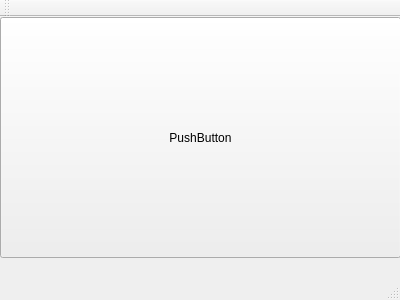
First picture: the form in CommAudio/mainwindow.ui, repository jerrybeanman/CommAudio, before the edit.
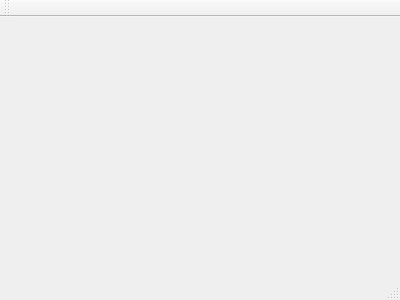
Second picture: the form after the edit.

Diff of the .ui file:
```diff
--- a/CommAudio/mainwindow.ui
+++ b/CommAudio/mainwindow.ui
@@ -13,21 +13,7 @@
   <property name="windowTitle">
    <string>MainWindow</string>
   </property>
-  <widget class="QWidget" name="centralWidget">
-   <widget class="QPushButton" name="pushButton">
-    <property name="geometry">
-     <rect>
-      <x>0</x>
-      <y>0</y>
-      <width>401</width>
-      <height>241</height>
-     </rect>
-    </property>
-    <property name="text">
-     <string>PushButton</string>
-    </property>
-   </widget>
-  </widget>
+  <widget class="QWidget" name="centralWidget"/>
   <widget class="QMenuBar" name="menuBar">
    <property name="geometry">
     <rect>
```
